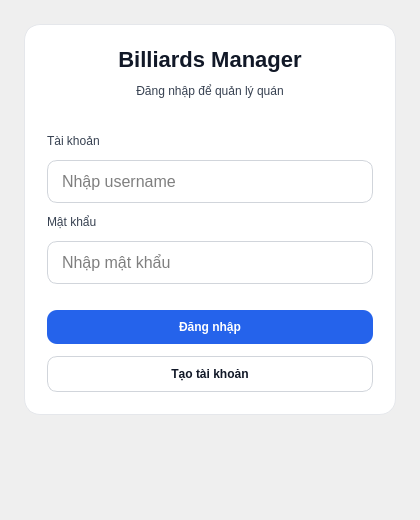
The window that app/ui/login.ui (thaieaut-engineer/Cong-nghe-phan-mem) describes before a commit, drawn with Qt 5.
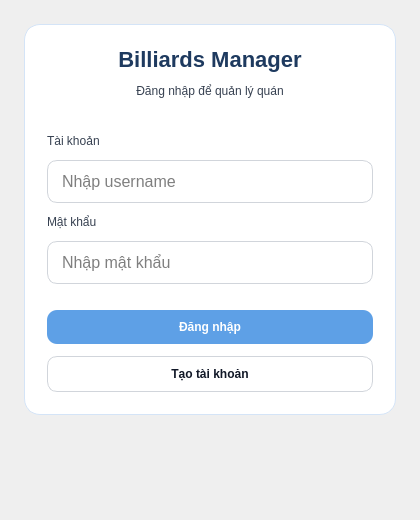
The same window after the commit.

```diff
--- a/app/ui/login.ui
+++ b/app/ui/login.ui
@@ -30,7 +30,7 @@
    <item>
     <widget class="QFrame" name="card">
      <property name="styleSheet">
-      <string notr="true">QFrame#card{background:#ffffff;border:1px solid #e5e7eb;border-radius:16px;} QLabel#lblTitle{font-size:22px;font-weight:700;color:#111827;} QLabel{color:#374151;} QLineEdit{padding:10px 12px;border:1px solid #d1d5db;border-radius:10px;font-size:12pt;} QLineEdit:focus{border:1px solid #2563eb;} QPushButton#btnLogin{background:#2563eb;color:white;border:none;border-radius:10px;padding:10px 12px;font-weight:600;} QPushButton#btnLogin:hover{background:#1d4ed8;} QPushButton#btnLogin:pressed{background:#1e40af;}</string>
+      <string notr="true">QFrame#card{background:#ffffff;border:1px solid #d4e4f7;border-radius:16px;} QLabel#lblTitle{font-size:22px;font-weight:700;color:#1e3a5f;} QLabel{color:#374151;} QLineEdit{padding:10px 12px;border:1px solid #d1d5db;border-radius:10px;font-size:12pt;} QLineEdit:focus{border:1px solid #5ea0e6;} QPushButton#btnLogin{background:#5ea0e6;color:white;border:none;border-radius:10px;padding:10px 12px;font-weight:600;} QPushButton#btnLogin:hover{background:#4a8fd4;} QPushButton#btnLogin:pressed{background:#3d82c4;}</string>
      </property>
      <layout class="QVBoxLayout" name="cardLayout">
       <property name="leftMargin">
```
